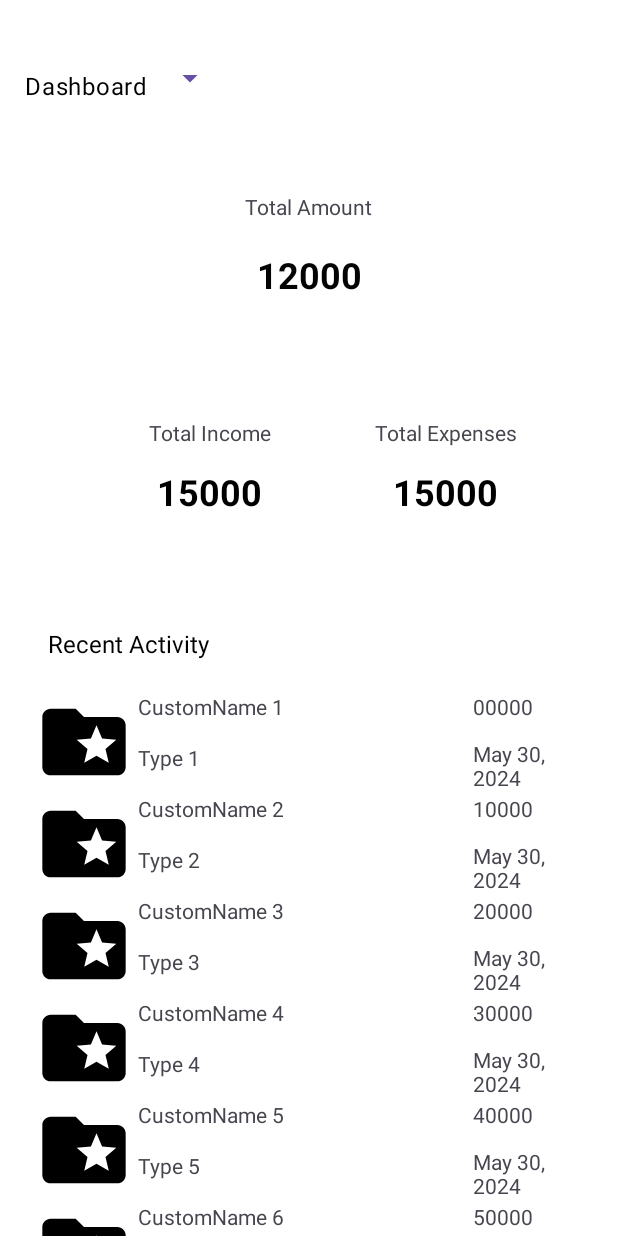
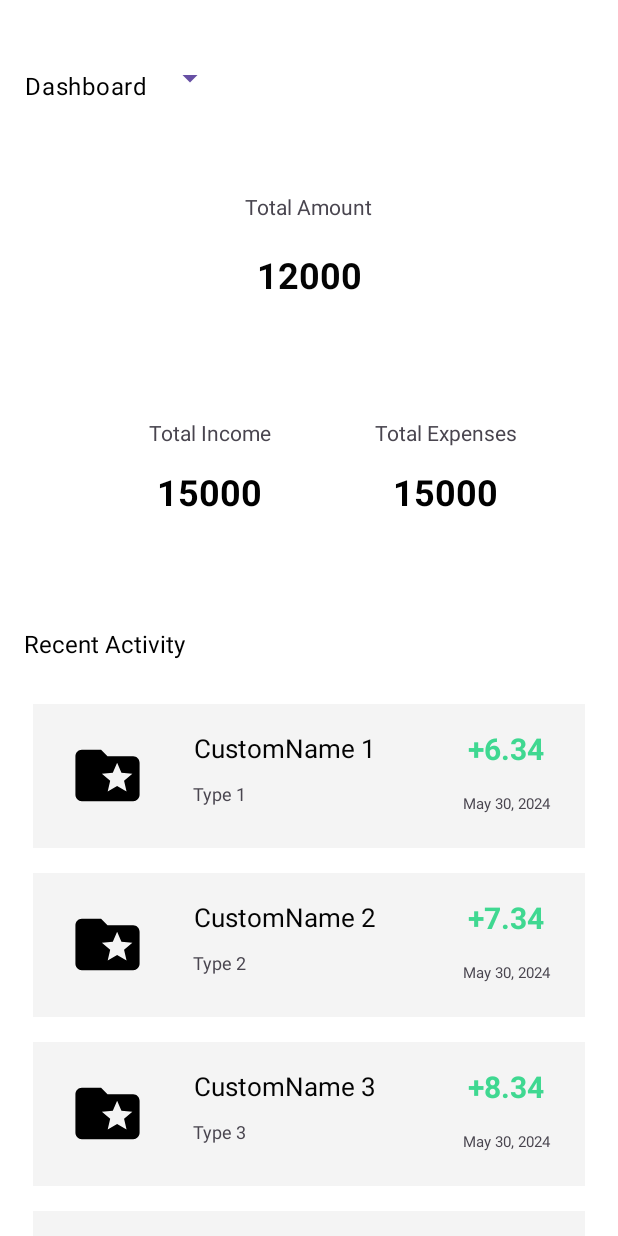
Before and after one commit to Bharath-1410/ExpenesesTrackerApp, an Android app: the screen it shows after launch (MainActivity), on a phone screen of 412 x 824 dp. Run offline under Robolectric (Android 15) with nearby library versions, the light colour scheme and no system bars.

Commit message:
Added RecyclerView Design

```diff
--- a/app/src/main/java/com/example/expensetracker/MainActivity.java
+++ b/app/src/main/java/com/example/expensetracker/MainActivity.java
@@ -30,7 +30,7 @@ public class MainActivity extends AppCompatActivity {
         String [] expenseCustomName = new String[20];
         for (int i = 0; i < 20; i++) {
             expenseType[i] = "Type " + (i+1);
-            expenseAmount[i] = i+"0000";
+            expenseAmount[i] = "+"+(i+6.34);
             expenseDate[i] = "May 30, 2024";
             expenseCustomName[i] = "CustomName "+(i+1);
         }
--- a/app/src/main/res/layout/activity_main.xml
+++ b/app/src/main/res/layout/activity_main.xml
@@ -5,8 +5,8 @@
     style="@style/TextAppearance.Material3.BodyLarge"
     android:layout_width="match_parent"
     android:layout_height="match_parent"
-    android:background="@android:color/white"
-    android:backgroundTint="@color/white"
+    android:background="#B1B0B0"
+    android:backgroundTint="#CACACA"
     android:backgroundTintMode="add"
     android:clipToPadding="true"
     tools:context=".MainActivity">
@@ -135,7 +135,7 @@
         android:id="@+id/textView9"
         android:layout_width="wrap_content"
         android:layout_height="wrap_content"
-        android:layout_marginStart="32dp"
+        android:layout_marginStart="16dp"
         android:layout_marginTop="40dp"
         android:text="Recent Activity"
         android:textColor="#000000"
@@ -147,11 +147,11 @@
         android:id="@+id/expenseRecyclerView"
         android:layout_width="match_parent"
         android:layout_height="0dp"
-        android:layout_marginLeft="20dp"
-        android:layout_marginTop="20dp"
-        android:layout_marginRight="20dp"
+        android:layout_marginTop="28dp"
+        android:paddingLeft="10dp"
+        android:paddingRight="10dp"
         app:layout_constraintEnd_toEndOf="parent"
-        app:layout_constraintHorizontal_bias="0.5"
+        app:layout_constraintHorizontal_bias="0.0"
         app:layout_constraintStart_toStartOf="parent"
         app:layout_constraintTop_toBottomOf="@+id/textView9" />
 
--- a/app/src/main/res/layout/expenses_recycler_view.xml
+++ b/app/src/main/res/layout/expenses_recycler_view.xml
@@ -3,13 +3,15 @@
     xmlns:app="http://schemas.android.com/apk/res-auto"
     xmlns:tools="http://schemas.android.com/tools"
     android:layout_width="match_parent"
-    android:layout_height="wrap_content">
+    android:layout_height="wrap_content"
+    android:layout_marginBottom="15dp">
 
     <LinearLayout
         android:id="@+id/linearLayout2"
-        android:layout_width="match_parent"
-        android:layout_height="wrap_content"
+        android:layout_width="368dp"
+        android:layout_height="96dp"
         android:layout_marginTop="1dp"
+        android:background="#F4F4F4"
         android:orientation="horizontal"
         app:layout_constraintEnd_toEndOf="parent"
         app:layout_constraintStart_toStartOf="parent"
@@ -17,44 +19,62 @@
 
         <ImageView
             android:id="@+id/expenseImageType"
-            android:layout_width="72dp"
-            android:layout_height="match_parent"
+            android:layout_width="63dp"
+            android:layout_height="51dp"
+            android:layout_gravity="center"
+            android:layout_marginLeft="18dp"
             app:srcCompat="@drawable/folder" />
 
         <LinearLayout
-            android:layout_width="223dp"
+            android:layout_width="wrap_content"
             android:layout_height="wrap_content"
+            android:layout_marginLeft="25dp"
+            android:layout_marginRight="40dp"
+            android:gravity="center|clip_vertical|fill_vertical"
             android:orientation="vertical">
 
             <TextView
                 android:id="@+id/expenseCustomName"
                 android:layout_width="match_parent"
-                android:layout_height="34dp"
-                android:text="Cashback Offer" />
+                android:layout_height="51dp"
+                android:gravity="center"
+                android:paddingTop="7dp"
+                android:text="Cashback Offer"
+                android:textColor="#040404"
+                android:textSize="17dp" />
 
             <TextView
                 android:id="@+id/expenseType"
                 android:layout_width="match_parent"
-                android:layout_height="match_parent"
-                android:text="enterainment" />
+                android:layout_height="wrap_content"
+                android:gravity="center_vertical"
+                android:text="enterainment"
+                android:textSize="12sp" />
         </LinearLayout>
 
         <LinearLayout
-            android:layout_width="match_parent"
-            android:layout_height="wrap_content"
+            android:layout_width="95dp"
+            android:layout_height="match_parent"
             android:orientation="vertical">
 
             <TextView
                 android:id="@+id/expenseAmount"
                 android:layout_width="match_parent"
-                android:layout_height="31dp"
-                android:text="+6.30" />
+                android:layout_height="59dp"
+                android:gravity="center"
+                android:text="+6.30"
+                android:textColor="#3FD891"
+                android:textSize="20sp"
+                android:textStyle="bold" />
 
             <TextView
                 android:id="@+id/expenseDate"
                 android:layout_width="match_parent"
                 android:layout_height="match_parent"
-                android:text="oct 30,2024" />
+                android:layout_gravity="center_horizontal"
+                android:gravity="center_horizontal"
+                android:text="oct 30,2024"
+                android:textSize="10sp" />
 
         </LinearLayout>
 
```
